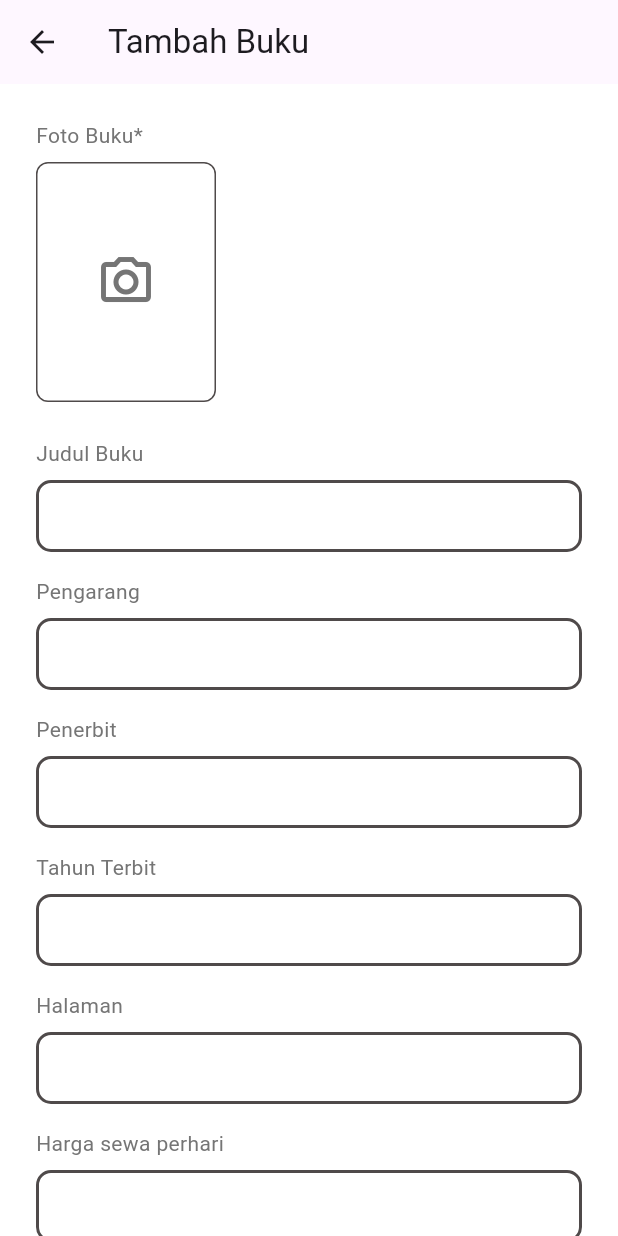
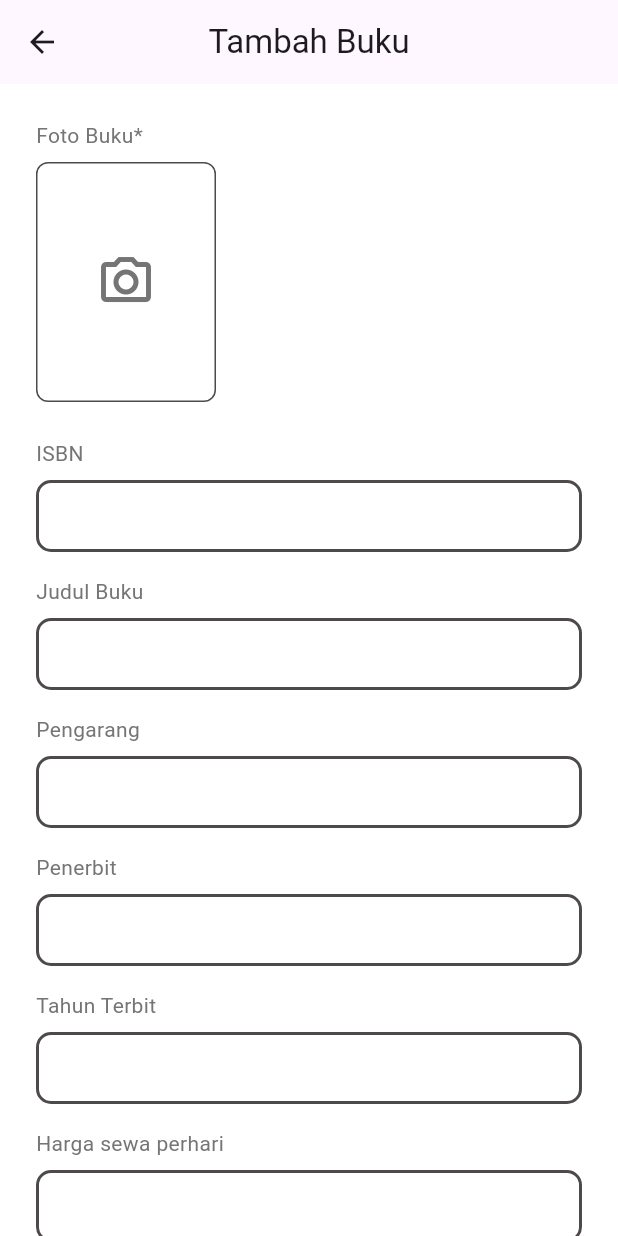
Before and after one commit to Fiyanz/litera-app, a Flutter app: the AddBookPage screen opened directly, after a tap on the "camera alt" icon, on a phone screen of 412 x 824 dp. Run offline on Flutter 3.47's test engine with Material 3 defaults, Android fonts, the phone set to English and light mode, and no system bars; our stand-ins replace image_picker, pinput; accounts and stored records are empty.

Commit message:
feat: Implement add book feature with view model, UI components, and category selection

```diff
--- /dev/null
+++ b/lib/features/add_book/models/book_model.dart
@@ -0,0 +1,41 @@
+// lib/features/add_book/models/book_model.dart
+
+import 'dart:io';
+
+class BookModel {
+  final String isbn;
+  final String title;
+  final String author;
+  final String publisher;
+  final int year;
+  final double price;
+  final int pages;
+  final String category;
+  final File? imageFile; // File gambar yang akan di-upload
+
+  BookModel({
+    required this.isbn,
+    required this.title,
+    required this.author,
+    required this.publisher,
+    required this.year,
+    required this.price,
+    required this.pages,
+    required this.category,
+    this.imageFile,
+  });
+
+  // Anda bisa menambahkan method toJson() di sini untuk konversi ke JSON saat mengirim ke API
+  Map<String, dynamic> toJson() {
+    return {
+      'isbn': isbn,
+      'title': title,
+      'author': author,
+      'publisher': publisher,
+      'year': year,
+      'price': price,
+      'pages': pages,
+      'category': category,
+    };
+  }
+}
--- a/lib/features/add_book/view/pages/add_book_page.dart
+++ b/lib/features/add_book/view/pages/add_book_page.dart
@@ -1,47 +1,80 @@
 import 'package:flutter/material.dart';
 import 'package:flutter/services.dart';
-import 'package:litera_app/core/theme/app_pallete.dart';
-import 'package:litera_app/features/add_book/controllers/image_picker_controller.dart';
-import 'package:litera_app/features/add_book/view/widgets/book_image_picker_widget.dart';
+import 'package:litera_app/features/add_book/viewmodel/add_book_viewmodel.dart';
+import 'package:provider/provider.dart';
+import 'package:litera_app/core/theme/app_pallete.dart'; // Sesuaikan path
+import 'package:litera_app/features/add_book/view/widgets/book_image_picker_widget.dart'; // Sesuaikan path
+import 'package:litera_app/features/add_book/view/widgets/category_dropdown_widget.dart'; // Sesuaikan path
 
-class AddBookPage extends StatefulWidget {
+class AddBookPage extends StatelessWidget {
   const AddBookPage({super.key});
 
   @override
-  State<AddBookPage> createState() => _AddBookPageState();
-}
-
-class _AddBookPageState extends State<AddBookPage> {
-  final _formKey = GlobalKey<FormState>();
-
-  // 1. Inisialisasi controller untuk gambar
-  final _imagePickerController = ImagePickerController();
-
-  // Controller untuk setiap form field
-  final _titleController = TextEditingController();
-  final _authorController = TextEditingController();
-  final _publisherController = TextEditingController();
-  final _yearController = TextEditingController();
-  final _pagesController = TextEditingController();
-  final _priceController = TextEditingController();
-  final _isbnController = TextEditingController();
-
-  @override
-  void dispose() {
-    // 2. Panggil dispose pada semua controller
-    _imagePickerController.dispose();
-    _titleController.dispose();
-    _authorController.dispose();
-    _publisherController.dispose();
-    _yearController.dispose();
-    _pagesController.dispose();
-    _priceController.dispose();
-    _isbnController.dispose();
-    super.dispose();
+  Widget build(BuildContext context) {
+    return ChangeNotifierProvider(
+      create: (_) => AddBookViewModel(),
+      child: Scaffold(
+        appBar: AppBar(
+          title: const Text('Tambah Buku'),
+          centerTitle: true,
+        ),
+        body: Consumer<AddBookViewModel>(
+          builder: (context, viewModel, child) {
+            return SingleChildScrollView(
+              padding: const EdgeInsets.all(24.0),
+              child: Form(
+                key: viewModel.formKey,
+                child: Column(
+                  crossAxisAlignment: CrossAxisAlignment.start,
+                  children: [
+                    BookImagePickerWidget(
+                      image: viewModel.selectedImage,
+                      onTap: viewModel.pickImage,
+                    ),
+                    const SizedBox(height: 24),
+                    _buildTextField(controller: viewModel.isbnController, label: 'ISBN'),
+                    const SizedBox(height: 16),
+                    _buildTextField(controller: viewModel.titleController, label: 'Judul Buku'),
+                    const SizedBox(height: 16),
+                    _buildTextField(controller: viewModel.authorController, label: 'Pengarang'),
+                    const SizedBox(height: 16),
+                    _buildTextField(controller: viewModel.publisherController, label: 'Penerbit'),
+                    const SizedBox(height: 16),
+                    _buildTextField(controller: viewModel.yearController, label: 'Tahun Terbit', keyboardType: TextInputType.number),
+                    const SizedBox(height: 16),
+                    _buildTextField(controller: viewModel.priceController, label: 'Harga sewa perhari', keyboardType: TextInputType.number),
+                    const SizedBox(height: 16),
+                    _buildTextField(controller: viewModel.pagesController, label: 'Jumlah Halaman', keyboardType: TextInputType.number),
+                    const SizedBox(height: 16),
+                    CategoryDropdownWidget(
+                      selectedValue: viewModel.selectedCategory,
+                      items: viewModel.categories,
+                      onChanged: (newValue) => viewModel.setCategory(newValue),
+                    ),
+                    const SizedBox(height: 32),
+                    SizedBox(
+                      width: double.infinity,
+                      child: ElevatedButton(
+                        onPressed: () => viewModel.saveBook(context),
+                        style: ElevatedButton.styleFrom(
+                          backgroundColor: Pallete.primaryColor,
+                          foregroundColor: Colors.white,
+                          padding: const EdgeInsets.symmetric(vertical: 16),
+                          shape: RoundedRectangleBorder(borderRadius: BorderRadius.circular(8)),
+                        ),
+                        child: const Text('Simpan'),
+                      ),
+                    ),
+                  ],
+                ),
+              ),
+            );
+          },
+        ),
+      ),
+    );
   }
 
-  // Helper widget untuk membuat form field agar tidak repetitif
-  // Kode ini sekarang sudah lengkap dan tidak akan menyebabkan error null.
   Widget _buildTextField({
     required TextEditingController controller,
     required String label,
@@ -55,7 +88,6 @@ class _AddBookPageState extends State<AddBookPage> {
         TextFormField(
           controller: controller,
           keyboardType: keyboardType,
-          // Batasi input hanya angka untuk field yang relevan
           inputFormatters: keyboardType == TextInputType.number
               ? <TextInputFormatter>[FilteringTextInputFormatter.digitsOnly]
               : null,
@@ -80,66 +112,4 @@ class _AddBookPageState extends State<AddBookPage> {
       ],
     );
   }
-
-  @override
-  Widget build(BuildContext context) {
-    return Scaffold(
-      appBar: AppBar(
-        title: const Text('Tambah Buku'),
-      ),
-      body: SingleChildScrollView(
-        padding: const EdgeInsets.all(24.0),
-        child: Form(
-          key: _formKey,
-          child: Column(
-            crossAxisAlignment: CrossAxisAlignment.start,
-            children: [
-              // 3. Gunakan widget baru yang reusable
-              BookImagePickerWidget(controller: _imagePickerController),
-
-              const SizedBox(height: 24),
-              _buildTextField(controller: _titleController, label: 'Judul Buku'),
-              const SizedBox(height: 16),
-              _buildTextField(controller: _authorController, label: 'Pengarang'),
-              const SizedBox(height: 16),
-              _buildTextField(controller: _publisherController, label: 'Penerbit'),
-              const SizedBox(height: 16),
-              _buildTextField(controller: _yearController, label: 'Tahun Terbit', keyboardType: TextInputType.number),
-              const SizedBox(height: 16),
-              _buildTextField(controller: _pagesController, label: 'Halaman', keyboardType: TextInputType.number),
-              const SizedBox(height: 16),
-              _buildTextField(controller: _priceController, label: 'Harga sewa perhari', keyboardType: TextInputType.number),
-              const SizedBox(height: 16),
-              _buildTextField(controller: _isbnController, label: 'ISBN'),
-              const SizedBox(height: 32),
-              SizedBox(
-                width: double.infinity,
-                child: ElevatedButton(
-                  onPressed: () {
-                    // 4. Update validasi untuk menggunakan controller
-                    if (_imagePickerController.image.value == null) {
-                       ScaffoldMessenger.of(context).showSnackBar(const SnackBar(content: Text('Foto buku wajib diisi.')));
-                       return;
-                    }
-                    if (_formKey.currentState!.validate()) {
-                      // TODO: Logika upload dan simpan data
-                      print('Form valid. Siap untuk disimpan!');
-                      print('Path Gambar: ${_imagePickerController.image.value!.path}');
-                    }
-                  },
-                  style: ElevatedButton.styleFrom(
-                    backgroundColor: Pallete.primaryColor,
-                    foregroundColor: Colors.white,
-                    padding: const EdgeInsets.symmetric(vertical: 16),
-                    shape: RoundedRectangleBorder(borderRadius: BorderRadius.circular(8)),
-                  ),
-                  child: const Text('Simpan'),
-                ),
-              ),
-            ],
-          ),
-        ),
-      ),
-    );
-  }
 }
--- a/lib/features/add_book/view/widgets/book_image_picker_widget.dart
+++ b/lib/features/add_book/view/widgets/book_image_picker_widget.dart
@@ -1,14 +1,15 @@
 import 'dart:io';
 import 'package:flutter/material.dart';
-import 'package:litera_app/core/theme/app_pallete.dart';
-import 'package:litera_app/features/add_book/controllers/image_picker_controller.dart';
+import 'package:litera_app/core/theme/app_pallete.dart'; // Sesuaikan path
 
 class BookImagePickerWidget extends StatelessWidget {
-  final ImagePickerController controller;
+  final File? image;
+  final VoidCallback onTap;
 
   const BookImagePickerWidget({
     super.key,
-    required this.controller,
+    required this.image,
+    required this.onTap,
   });
 
   @override
@@ -18,12 +19,8 @@ class BookImagePickerWidget extends StatelessWidget {
       children: [
         const Text('Foto Buku*', style: TextStyle(fontSize: 14, color: Pallete.textGrayColor)),
         const SizedBox(height: 8),
-        // ValueListenableBuilder akan secara otomatis memperbarui UI saat gambar di controller berubah.
-        ValueListenableBuilder<File?>(
-          valueListenable: controller.image,
-          builder: (context, selectedImage, child) {
-            return GestureDetector(
-              onTap: () => controller.pickImageFromGallery(),
+        GestureDetector(
+          onTap: onTap,
           child: Container(
             width: 120,
             height: 160,
@@ -31,17 +28,15 @@ class BookImagePickerWidget extends StatelessWidget {
               border: Border.all(color: Pallete.borderColor),
               borderRadius: BorderRadius.circular(8),
             ),
-                child: selectedImage != null
+            child: image != null
                 ? ClipRRect(
                     borderRadius: BorderRadius.circular(8),
-                        child: Image.file(selectedImage, fit: BoxFit.cover),
+                    child: Image.file(image!, fit: BoxFit.cover),
                   )
                 : const Center(
                     child: Icon(Icons.camera_alt_outlined, size: 40, color: Pallete.textGrayColor),
                   ),
           ),
-            );
-          },
         ),
       ],
     );
--- /dev/null
+++ b/lib/features/add_book/view/widgets/category_dropdown_widget.dart
@@ -0,0 +1,54 @@
+import 'package:flutter/material.dart';
+import 'package:litera_app/core/theme/app_pallete.dart'; // Sesuaikan path
+
+class CategoryDropdownWidget extends StatelessWidget {
+  final String? selectedValue;
+  final List<String> items;
+  final void Function(String?)? onChanged;
+
+  const CategoryDropdownWidget({
+    super.key,
+    required this.selectedValue,
+    required this.items,
+    required this.onChanged,
+  });
+
+  @override
+  Widget build(BuildContext context) {
+    return Column(
+      crossAxisAlignment: CrossAxisAlignment.start,
+      children: [
+        const Text('Kategori', style: TextStyle(fontSize: 14, color: Pallete.textGrayColor)),
+        const SizedBox(height: 8),
+        DropdownButtonFormField<String>(
+          value: selectedValue,
+          items: items.map((String category) {
+            return DropdownMenuItem<String>(
+              value: category,
+              child: Text(category),
+            );
+          }).toList(),
+          onChanged: onChanged,
+          decoration: InputDecoration(
+            contentPadding: const EdgeInsets.symmetric(horizontal: 12, vertical: 8),
+            border: OutlineInputBorder(
+              borderRadius: BorderRadius.circular(8),
+              borderSide: const BorderSide(color: Pallete.borderColor),
+            ),
+            focusedBorder: OutlineInputBorder(
+              borderRadius: BorderRadius.circular(8),
+              borderSide: const BorderSide(color: Pallete.primaryColor, width: 2),
+            ),
+            hintText: 'Pilih Kategori',
+          ),
+          validator: (value) {
+            if (value == null || value.isEmpty) {
+              return 'Kategori tidak boleh kosong';
+            }
+            return null;
+          },
+        ),
+      ],
+    );
+  }
+}
--- /dev/null
+++ b/lib/features/add_book/viewmodel/add_book_viewmodel.dart
@@ -0,0 +1,87 @@
+import 'dart:io';
+import 'package:flutter/material.dart';
+import 'package:image_picker/image_picker.dart';
+import 'package:litera_app/features/add_book/models/book_model.dart'; // Sesuaikan path
+
+class AddBookViewModel extends ChangeNotifier {
+  final GlobalKey<FormState> formKey = GlobalKey<FormState>();
+
+  // Controllers
+  final TextEditingController isbnController = TextEditingController();
+  final TextEditingController titleController = TextEditingController();
+  final TextEditingController authorController = TextEditingController();
+  final TextEditingController publisherController = TextEditingController();
+  final TextEditingController yearController = TextEditingController();
+  final TextEditingController priceController = TextEditingController();
+  final TextEditingController pagesController = TextEditingController();
+
+  // State
+  File? _selectedImage;
+  String? _selectedCategory;
+  final List<String> categories = ['Fiksi', 'Non-Fiksi'];
+
+  // Getters
+  File? get selectedImage => _selectedImage;
+  String? get selectedCategory => _selectedCategory;
+
+  // Setters & Logic
+  void setCategory(String? category) {
+    _selectedCategory = category;
+    notifyListeners();
+  }
+
+  Future<void> pickImage() async {
+    final picker = ImagePicker();
+    final pickedFile = await picker.pickImage(source: ImageSource.gallery, imageQuality: 80);
+
+    if (pickedFile != null) {
+      _selectedImage = File(pickedFile.path);
+      notifyListeners();
+    }
+  }
+
+  void saveBook(BuildContext context) {
+    if (_selectedImage == null) {
+      ScaffoldMessenger.of(context).showSnackBar(
+        const SnackBar(content: Text('Foto buku wajib diisi.')),
+      );
+      return;
+    }
+
+    if (formKey.currentState!.validate() && _selectedCategory != null) {
+      final newBook = BookModel(
+        isbn: isbnController.text,
+        title: titleController.text,
+        author: authorController.text,
+        publisher: publisherController.text,
+        year: int.tryParse(yearController.text) ?? 0,
+        price: double.tryParse(priceController.text) ?? 0.0,
+        pages: int.tryParse(pagesController.text) ?? 0,
+        category: _selectedCategory!,
+        imageFile: _selectedImage!,
+      );
+
+      // TODO: Logika untuk upload gambar dan menyimpan data ke database/API
+      print('Buku baru siap disimpan: ${newBook.title} - ${newBook.category}');
+      ScaffoldMessenger.of(context).showSnackBar(
+        const SnackBar(content: Text('Buku berhasil disimpan!')),
+      );
+    } else if (_selectedCategory == null) {
+        ScaffoldMessenger.of(context).showSnackBar(
+        const SnackBar(content: Text('Kategori wajib dipilih.')),
+      );
+    }
+  }
+
+  @override
+  void dispose() {
+    isbnController.dispose();
+    titleController.dispose();
+    authorController.dispose();
+    publisherController.dispose();
+    yearController.dispose();
+    priceController.dispose();
+    pagesController.dispose();
+    super.dispose();
+  }
+}
```
Also changed, not shown: lib/features/profile/models/user_model.dart (+30 -4 lines), lib/features/profile/view/pages/edit_profile_page.dart (added, +170 -0 lines), lib/features/profile/view/widgets/menu_section.dart (+9 -0 lines), lib/features/profile/view/widgets/profile_header.dart (+35 -33 lines), lib/features/profile/viewmodel/profile_viewmodel.dart (+57 -13 lines). Lines whose indentation alone changed are shown as unchanged.
